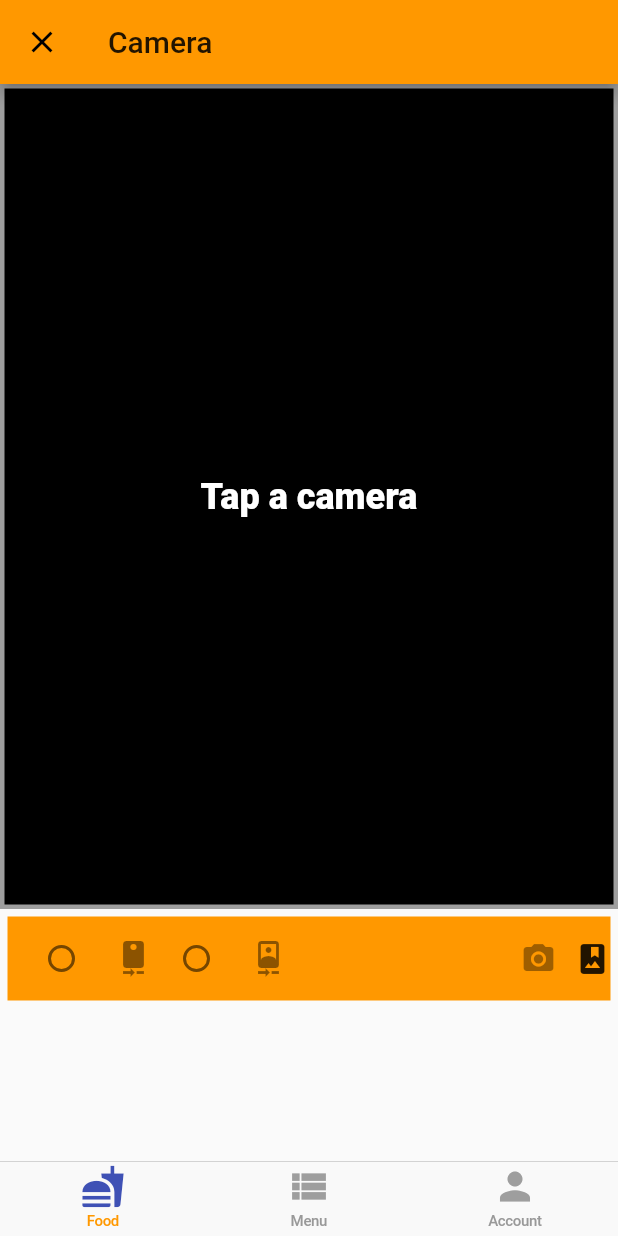
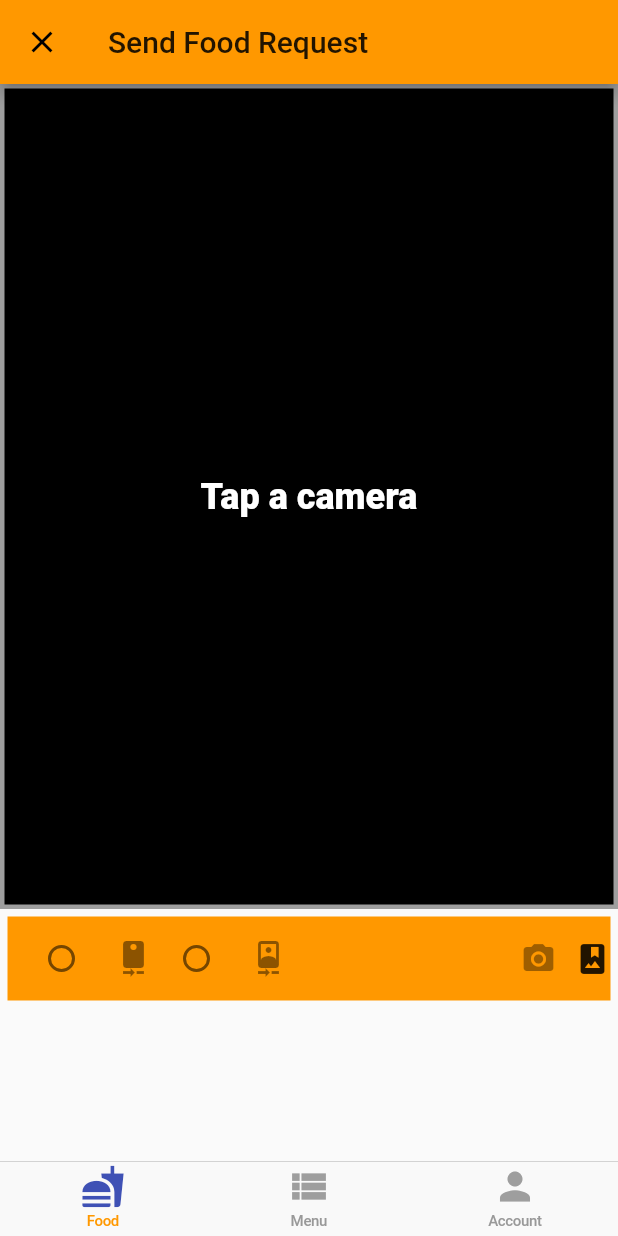
Before and after one commit to 1601/ecommerce-flutter-firebase, a Flutter app: the screen it shows after launch, after a tap on "Food", on a phone screen of 412 x 824 dp. Run offline on Flutter 3.47's test engine with Material 2 defaults, Android fonts, the phone set to English and light mode, and no system bars; our stand-ins replace camera, google_maps_flutter, sqflite, video_player; accounts and stored records are empty; network calls fail.

```diff
--- a/lib/app/home/camera/camera_page.dart
+++ b/lib/app/home/camera/camera_page.dart
@@ -324,7 +324,9 @@ class _CameraPageState extends State<CameraPage> with WidgetsBindingObserver {
           videoController?.dispose();
           videoController = null;
         });
-        if (filePath != null) showInSnackBar('Picture saved to $filePath');
+        if (filePath != null)
+          showInSnackBar(
+              'Picture is submitted for request, saved on $filePath');
       }
     });
   }
--- a/lib/app/home/map/map_page.dart
+++ b/lib/app/home/map/map_page.dart
@@ -99,7 +99,8 @@ class MapState extends State<MapScaffold> {
             parsleyMarker,
             cilantroMarker,
           },
-      ),
+          myLocationEnabled: true,
+          padding: EdgeInsets.only(bottom: 175.0, right: 23.0)),
     );
   }
 
--- a/lib/constants/strings.dart
+++ b/lib/constants/strings.dart
@@ -21,7 +21,7 @@ class Strings {
   static const String homePage = 'Find food near you';
 
   // Camera page
-  static const String camera = 'Camera';
+  static const String camera = 'Send Food Request';
 
   // Cart page
   static const String cart = 'Cart';
```
Lines whose indentation alone changed are shown as unchanged.
